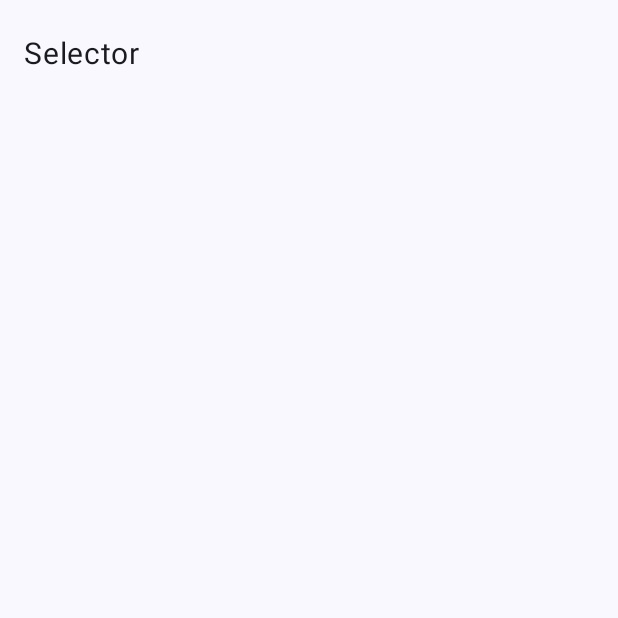
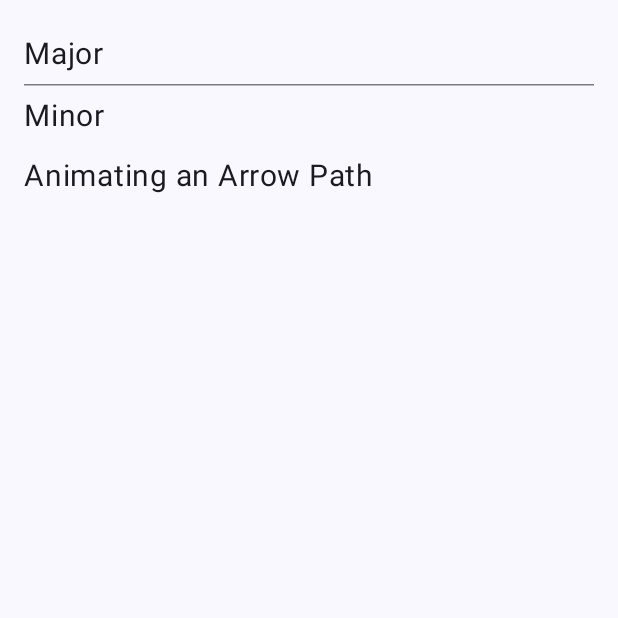
Before and after one commit to ukhanyov/CanvasWorkshop, an Android app built with Jetpack Compose: the screen it shows after launch (MainActivity), on a phone screen of 412 x 824 dp, the top half of it. Before the commit the part shown is almost empty. Run offline under Robolectric (Android 15) with nearby library versions, the phone set to English and light mode, and no system bars.

Commit message:
Animating an Arrow Path added + refactoring

```diff
--- a/app/src/main/java/com/example/canvasworkshop/Screens.kt
+++ b/app/src/main/java/com/example/canvasworkshop/Screens.kt
@@ -1,5 +1,6 @@
 package com.example.canvasworkshop
 
-enum class Screens {
-    Selector,
+sealed class Screens(val name: String) {
+    data object Selector : Screens("Selector")
+    data object AnimatingAPathArrow : Screens("Animating an Arrow Path")
 }
--- a/app/src/main/java/com/example/canvasworkshop/screens/common/Toolbar.kt
+++ b/app/src/main/java/com/example/canvasworkshop/screens/common/AppToolbar.kt
@@ -24,7 +24,7 @@ import com.example.canvasworkshop.ui.theme.CanvasWorkshopTheme
 @Composable
 fun SelectorScreenPreview() {
     CanvasWorkshopTheme {
-        Toolbar(
+        AppToolbar(
             modifier = Modifier
                 .fillMaxWidth()
                 .padding(16.dp)
@@ -33,7 +33,7 @@ fun SelectorScreenPreview() {
 }
 
 @Composable
-fun Toolbar(
+fun AppToolbar(
     modifier: Modifier = Modifier,
     selectedScreen: Screens = Screens.Selector,
     onBackClicked: (Screens) -> Unit = {}
@@ -51,7 +51,7 @@ fun Toolbar(
         )
         if (selectedScreen != Screens.Selector)
             Text(
-                text = "Go Back to lessons selection",
+                text = "Go Back to screens selection",
                 modifier = Modifier
                     .padding(start = 8.dp)
             )
--- a/app/src/main/java/com/example/canvasworkshop/screens/selector/SelectorScreen.kt
+++ b/app/src/main/java/com/example/canvasworkshop/screens/selector/SelectorScreen.kt
@@ -6,6 +6,7 @@ import androidx.compose.foundation.layout.fillMaxSize
 import androidx.compose.foundation.layout.padding
 import androidx.compose.foundation.rememberScrollState
 import androidx.compose.foundation.verticalScroll
+import androidx.compose.material3.HorizontalDivider
 import androidx.compose.material3.Text
 import androidx.compose.runtime.Composable
 import androidx.compose.ui.Modifier
@@ -38,9 +39,31 @@ fun SelectorScreen(
             .padding(16.dp)
             .verticalScroll(listState)
     ) {
-        Screens.entries.forEach {
+        Text(
+            modifier = Modifier
+                .padding(vertical = 8.dp),
+            text = "Major",
+            fontSize = 20.sp,
+        )
+        majorScreens.forEach {
             Text(
-                text = "$it",
+                text = it.name,
+                fontSize = 20.sp,
+                modifier = Modifier
+                    .padding(vertical = 8.dp)
+                    .clickable { onScreenSelected(it) }
+            )
+        }
+        HorizontalDivider()
+        Text(
+            modifier = Modifier
+                .padding(vertical = 8.dp),
+            text = "Minor",
+            fontSize = 20.sp,
+        )
+        minorScreens.forEach {
+            Text(
+                text = it.name,
                 fontSize = 20.sp,
                 modifier = Modifier
                     .padding(vertical = 8.dp)
@@ -49,3 +72,8 @@ fun SelectorScreen(
         }
     }
 }
+
+val majorScreens = listOf<Screens>()
+val minorScreens = listOf<Screens>(
+    Screens.AnimatingAPathArrow
+)
```
Also changed, not shown: app/src/main/java/com/example/canvasworkshop/MainActivity.kt (+17 -1 lines), app/src/main/java/com/example/canvasworkshop/screens/animating_path/AnimatingAPathArrow.kt (added, +79 -0 lines), 1 other file.
